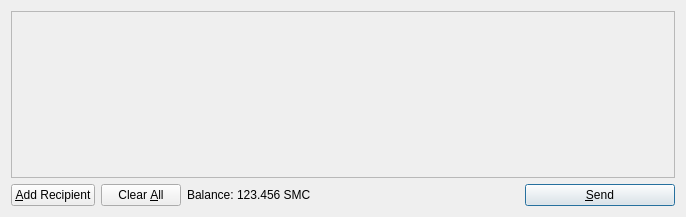
This is src/qt/forms/sendcoinsdialog.ui in tibcoin/test as Qt 5 draws it before an edit. The edited form follows.
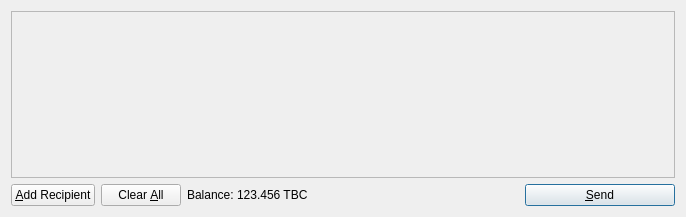
This is the edited form. Icons and pictures are not drawn.

The edit to the form file:
```diff
--- a/src/qt/forms/sendcoinsdialog.ui
+++ b/src/qt/forms/sendcoinsdialog.ui
@@ -119,7 +119,7 @@
           <cursorShape>IBeamCursor</cursorShape>
          </property>
          <property name="text">
-          <string>123.456 SMC</string>
+          <string>123.456 TBC</string>
          </property>
          <property name="textInteractionFlags">
           <set>Qt::LinksAccessibleByMouse|Qt::TextSelectableByKeyboard|Qt::TextSelectableByMouse</set>
```
